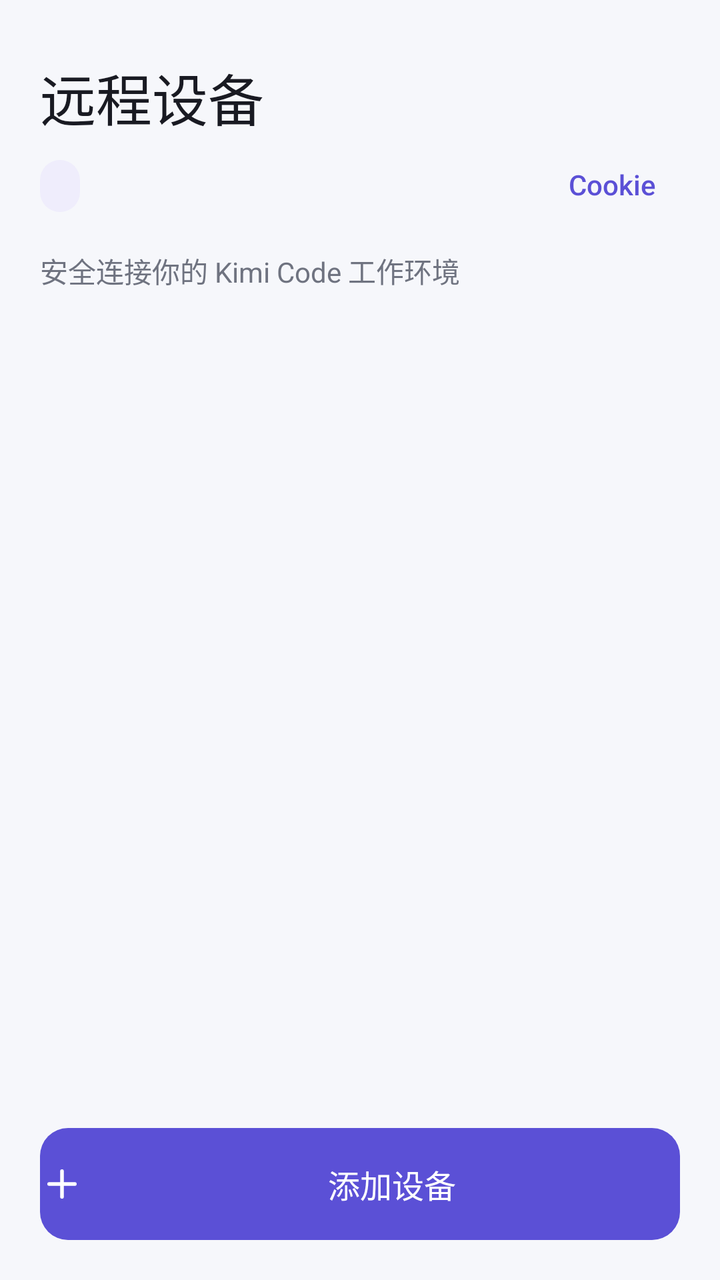
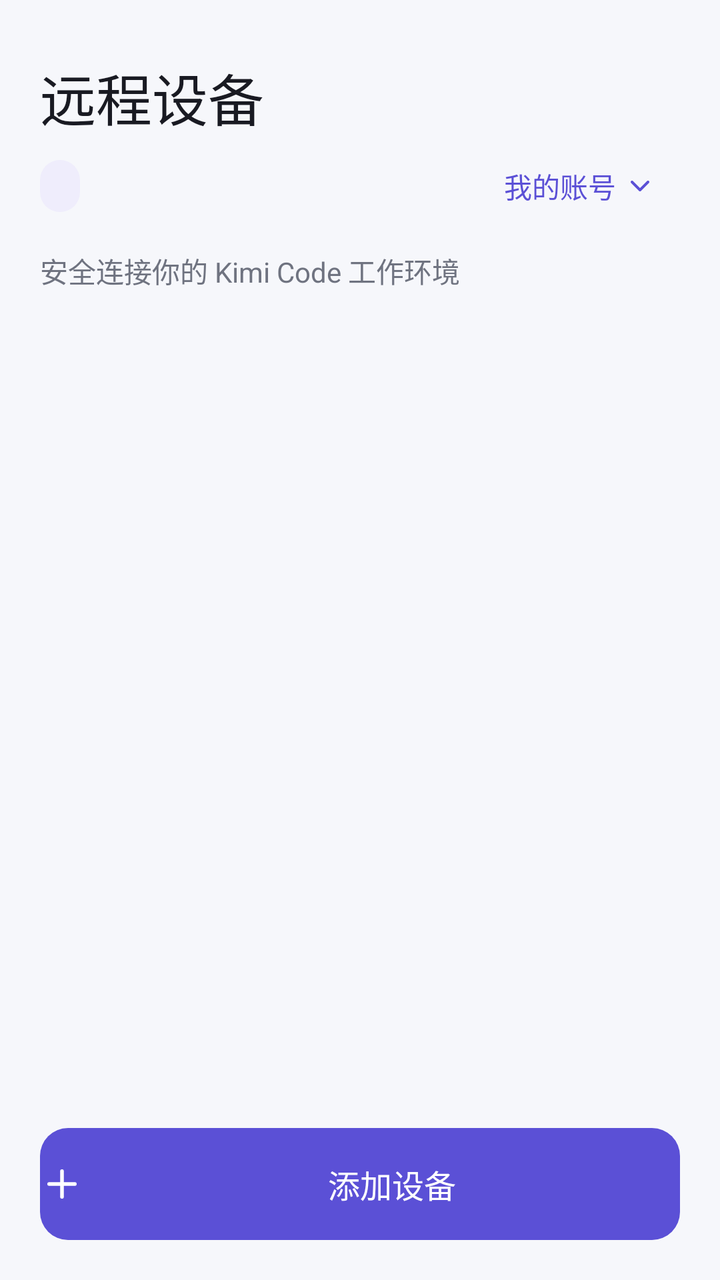

Screens rendered from an Android XML layout before and after an edit, with the pre-edit source and the edit as a unified diff.
<!-- AndroidManifest.xml: activity theme Theme.KimiRC.Launcher -->
<!-- res/layout/activity_main.xml -->
<?xml version="1.0" encoding="utf-8"?>
<LinearLayout xmlns:android="http://schemas.android.com/apk/res/android"
    android:id="@+id/main_root"
    android:layout_width="match_parent"
    android:layout_height="match_parent"
    android:background="@color/app_background"
    android:orientation="vertical">

    <LinearLayout
        android:layout_width="match_parent"
        android:layout_height="wrap_content"
        android:orientation="vertical"
        android:paddingLeft="@dimen/page_horizontal"
        android:paddingTop="@dimen/page_top"
        android:paddingRight="@dimen/page_horizontal"
        android:paddingBottom="@dimen/header_bottom">

        <TextView
            android:layout_width="match_parent"
            android:layout_height="wrap_content"
            android:maxLines="1"
            android:text="@string/main_title"
            android:textAppearance="@style/Text.KimiRC.ScreenTitle" />

        <LinearLayout
            android:layout_width="match_parent"
            android:layout_height="48dp"
            android:gravity="center_vertical"
            android:orientation="horizontal">

            <TextView
                android:id="@+id/device_count"
                android:layout_width="wrap_content"
                android:layout_height="wrap_content"
                android:background="@drawable/bg_count_badge"
                android:fontFamily="sans-serif-medium"
                android:includeFontPadding="false"
                android:paddingLeft="10dp"
                android:paddingTop="6dp"
                android:paddingRight="10dp"
                android:paddingBottom="6dp"
                android:textColor="@color/brand"
                android:textSize="12sp"
                tools:ignore="HardcodedText"
                xmlns:tools="http://schemas.android.com/tools" />

            <Space
                android:layout_width="0dp"
                android:layout_height="1dp"
                android:layout_weight="1" />

            <TextView
                android:id="@+id/cookie_button"
                android:layout_width="wrap_content"
                android:layout_height="48dp"
                android:background="?android:attr/selectableItemBackgroundBorderless"
                android:fontFamily="sans-serif-medium"
                android:gravity="center"
                android:includeFontPadding="false"
                android:minWidth="48dp"
                android:paddingLeft="12dp"
                android:paddingRight="12dp"
                android:text="@string/cookie_title"
                android:textColor="@color/brand"
                android:textSize="14sp" />
        </LinearLayout>

        <TextView
            android:layout_width="match_parent"
            android:layout_height="wrap_content"
            android:layout_marginTop="8dp"
            android:text="@string/main_subtitle"
            android:textAppearance="@style/Text.KimiRC.Body" />
    </LinearLayout>

    <FrameLayout
        android:layout_width="match_parent"
        android:layout_height="0dp"
        android:layout_weight="1">

        <ListView
            android:id="@+id/device_list"
            android:layout_width="match_parent"
            android:layout_height="match_parent"
            android:clipToPadding="false"
            android:divider="@null"
            android:dividerHeight="@dimen/list_gap"
            android:drawSelectorOnTop="false"
            android:listSelector="@android:color/transparent"
            android:overScrollMode="ifContentScrolls"
            android:paddingLeft="@dimen/page_horizontal"
            android:paddingRight="@dimen/page_horizontal"
            android:paddingBottom="8dp"
            android:scrollbars="none" />

        <LinearLayout
            android:id="@+id/empty_view"
            android:layout_width="match_parent"
            android:layout_height="match_parent"
            android:gravity="center"
            android:orientation="vertical"
            android:padding="32dp"
            android:visibility="gone">

            <ImageView
                android:layout_width="72dp"
                android:layout_height="72dp"
                android:background="@drawable/bg_device_icon"
                android:contentDescription="@null"
                android:importantForAccessibility="no"
                android:padding="20dp"
                android:scaleType="centerInside"
                android:src="@drawable/ic_device" />

            <TextView
                android:layout_width="wrap_content"
                android:layout_height="wrap_content"
                android:layout_marginTop="20dp"
                android:gravity="center"
                android:text="@string/empty_title"
                android:textAppearance="@style/Text.KimiRC.SectionTitle" />

            <TextView
                android:layout_width="wrap_content"
                android:layout_height="wrap_content"
                android:layout_marginTop="8dp"
                android:gravity="center"
                android:maxWidth="280dp"
                android:text="@string/empty_description"
                android:textAlignment="center"
                android:textAppearance="@style/Text.KimiRC.Body" />
        </LinearLayout>
    </FrameLayout>

    <LinearLayout
        android:layout_width="match_parent"
        android:layout_height="wrap_content"
        android:background="@color/app_background"
        android:orientation="vertical"
        android:paddingLeft="@dimen/page_horizontal"
        android:paddingTop="12dp"
        android:paddingRight="@dimen/page_horizontal"
        android:paddingBottom="20dp">

        <Button
            android:id="@+id/add_button"
            style="@style/Widget.KimiRC.Button.Primary"
            android:layout_width="match_parent"
            android:layout_height="@dimen/control_height"
            android:drawableLeft="@drawable/ic_add"
            android:drawablePadding="10dp"
            android:text="@string/add_device" />
    </LinearLayout>
</LinearLayout>
<!-- resources referenced by this layout -->
<resources>
  <color name="app_background">#F6F7FB</color>
  <color name="brand">#5B50D6</color>
  <dimen name="control_height">56dp</dimen>
  <dimen name="header_bottom">20dp</dimen>
  <dimen name="list_gap">12dp</dimen>
  <dimen name="page_horizontal">20dp</dimen>
  <dimen name="page_top">28dp</dimen>
  <!-- drawable bg_count_badge (drawable) -->
  <?xml version="1.0" encoding="utf-8"?>
  <shape xmlns:android="http://schemas.android.com/apk/res/android"
      android:shape="rectangle">
      <solid android:color="@color/brand_soft" />
      <corners android:radius="12dp" />
  </shape>
  <!-- drawable bg_device_icon (drawable) -->
  <?xml version="1.0" encoding="utf-8"?>
  <shape xmlns:android="http://schemas.android.com/apk/res/android"
      android:shape="oval">
      <solid android:color="@color/brand_soft" />
  </shape>
  <string name="add_device">添加设备</string>
  <string name="cookie_title">Cookie</string>
  <string name="empty_description">添加设备后，即可随时进入你的远程工作空间</string>
  <string name="empty_title">还没有远程设备</string>
  <string name="main_subtitle">安全连接你的 Kimi Code 工作环境</string>
  <string name="main_title">远程设备</string>
  <style name="Text.KimiRC.Body" parent="android:TextAppearance.Material.Body1">
          <item name="android:textColor">@color/text_secondary</item>
          <item name="android:textSize">@dimen/text_body</item>
          <item name="android:lineSpacingExtra">2dp</item>
      </style>
  <style name="Text.KimiRC.ScreenTitle" parent="android:TextAppearance.Material.Title">
          <item name="android:fontFamily">sans-serif-medium</item>
          <item name="android:textColor">@color/text_primary</item>
          <item name="android:textSize">@dimen/text_screen_title</item>
          <item name="android:includeFontPadding">false</item>
      </style>
  <style name="Text.KimiRC.SectionTitle" parent="android:TextAppearance.Material.Title">
          <item name="android:fontFamily">sans-serif-medium</item>
          <item name="android:textColor">@color/text_primary</item>
          <item name="android:textSize">@dimen/text_section_title</item>
      </style>
  <style name="Theme.KimiRC.Launcher">
          <item name="android:windowBackground">@drawable/splash</item>
      </style>
  <color name="brand_soft">#EFEDFC</color>
  <color name="white">#FFFFFF</color>
  <color name="text_secondary">#6F7380</color>
  <dimen name="text_body">14sp</dimen>
  <color name="text_primary">#191A22</color>
  <dimen name="text_screen_title">28sp</dimen>
  <dimen name="text_section_title">20sp</dimen>
  <dimen name="text_button">16sp</dimen>
  <!-- drawable splash (drawable) -->
  <?xml version="1.0" encoding="utf-8"?>
  <layer-list xmlns:android="http://schemas.android.com/apk/res/android">
      <item android:drawable="@drawable/ic_launcher_background" />
      <item
          android:drawable="@drawable/ic_launcher_foreground"
          android:width="132dp"
          android:height="132dp"
          android:gravity="center" />
  </layer-list>
  <color name="brand_ripple">#33FFFFFF</color>
  <dimen name="button_radius">14dp</dimen>
  <!-- drawable ic_launcher_background (drawable) -->
  <?xml version="1.0" encoding="utf-8"?>
  <shape xmlns:android="http://schemas.android.com/apk/res/android"
      android:shape="rectangle">
      <solid android:color="@color/brand" />
  </shape>
  <!-- unchanged entries left out for length: 5 -->
</resources>

<!-- the commit's change to res/layout/activity_main.xml (unified diff, before → after) -->
@@ -50,17 +50,22 @@
                 android:layout_weight="1" />
 
             <TextView
-                android:id="@+id/cookie_button"
+                android:id="@+id/account_button"
                 android:layout_width="wrap_content"
                 android:layout_height="48dp"
                 android:background="?android:attr/selectableItemBackgroundBorderless"
+                android:drawablePadding="4dp"
+                android:drawableRight="@drawable/ic_chevron_down"
+                android:ellipsize="end"
                 android:fontFamily="sans-serif-medium"
                 android:gravity="center"
                 android:includeFontPadding="false"
+                android:maxLines="1"
+                android:maxWidth="160dp"
                 android:minWidth="48dp"
                 android:paddingLeft="12dp"
                 android:paddingRight="12dp"
-                android:text="@string/cookie_title"
+                android:text="@string/default_account_name"
                 android:textColor="@color/brand"
                 android:textSize="14sp" />
         </LinearLayout>
<!-- resource entries referenced after the edit -->
@@ -20,8 +20,23 @@
       android:shape="oval">
       <solid android:color="@color/brand_soft" />
   </shape>
+  <!-- drawable ic_chevron_down (drawable) -->
+  <?xml version="1.0" encoding="utf-8"?>
+  <vector xmlns:android="http://schemas.android.com/apk/res/android"
+      android:width="16dp"
+      android:height="16dp"
+      android:viewportWidth="24"
+      android:viewportHeight="24">
+      <path
+          android:pathData="M6,9 L12,15 L18,9"
+          android:strokeColor="@color/brand"
+          android:strokeWidth="2"
+          android:strokeLineCap="round"
+          android:strokeLineJoin="round"
+          android:fillColor="#00000000" />
+  </vector>
   <string name="add_device">添加设备</string>
-  <string name="cookie_title">Cookie</string>
+  <string name="default_account_name">我的账号</string>
   <string name="empty_description">添加设备后，即可随时进入你的远程工作空间</string>
   <string name="empty_title">还没有远程设备</string>
   <string name="main_subtitle">安全连接你的 Kimi Code 工作环境</string>
